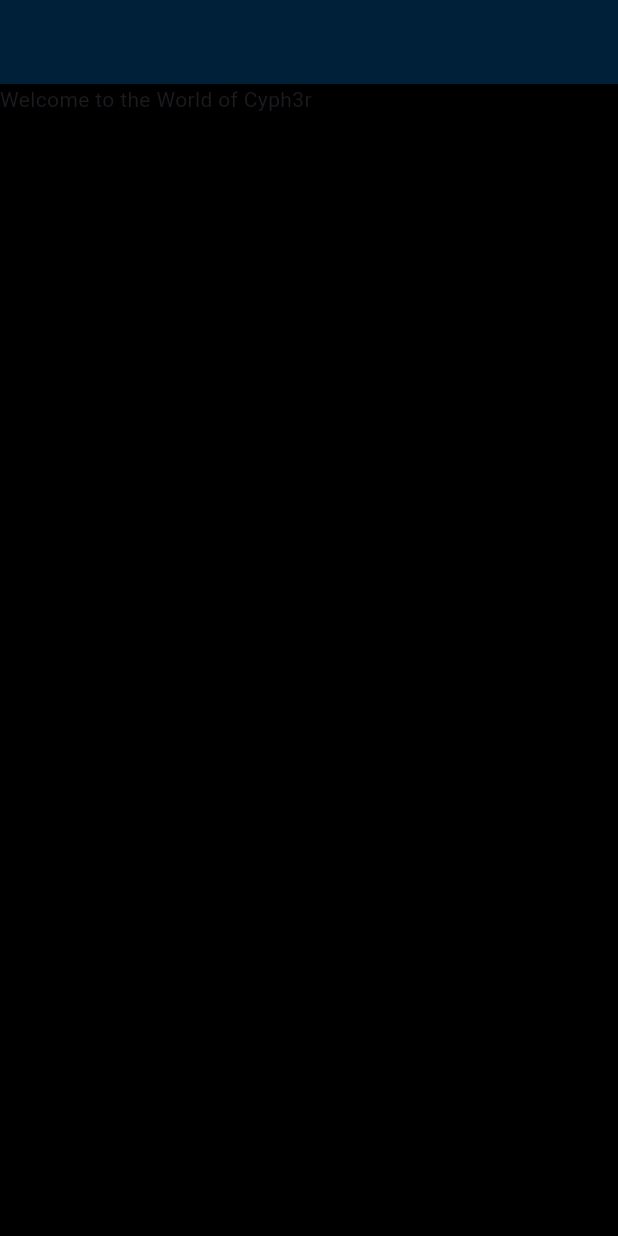
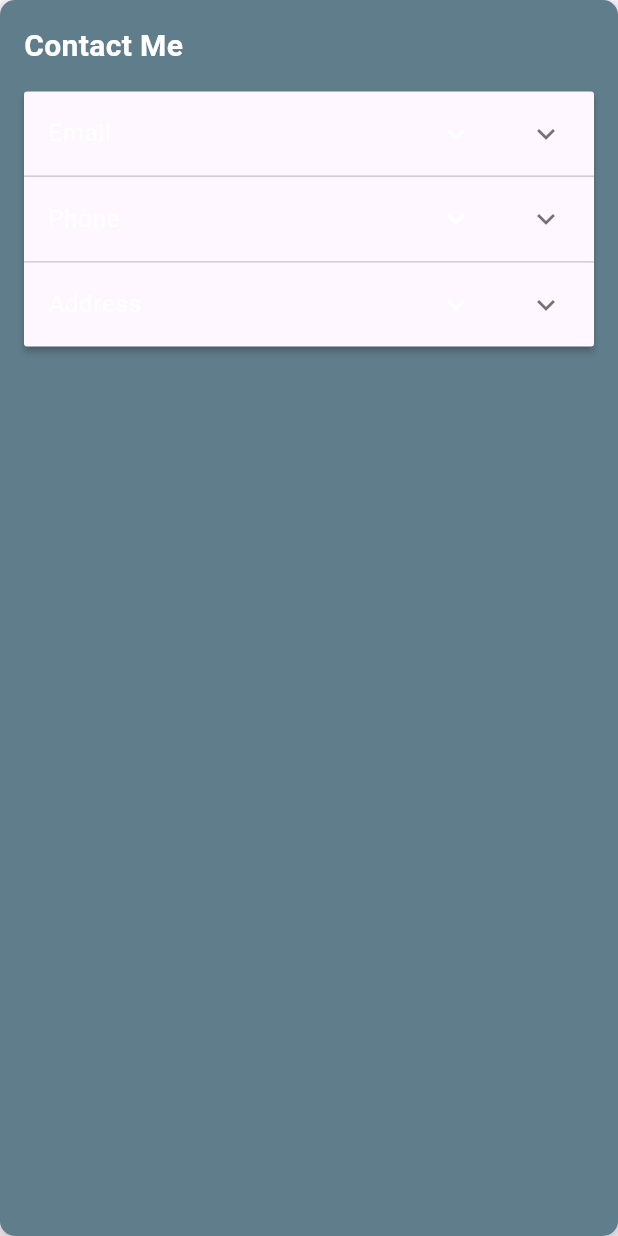
Before and after one commit to cyph3r-exe/SIH-LunArc, a Flutter app: the screen it shows after launch, on a phone screen of 412 x 824 dp. Run offline on Flutter 3.47's test engine with Material 3 defaults, Android fonts, the phone set to English and light mode, and no system bars.

Commit message:
more code

```diff
--- a/lib/main.dart
+++ b/lib/main.dart
@@ -11,7 +11,9 @@ class MyApp extends StatelessWidget {
   @override
   Widget build(BuildContext context) {
     return const MaterialApp(
-      title: 'Flutter Demo',
+      debugShowCheckedModeBanner: false,
+      title: 'Hydra Corps',
+
       home: StartHomePage(),
     );
   }
--- /dev/null
+++ b/lib/pages/contactform.dart
@@ -0,0 +1,158 @@
+import 'package:flutter/material.dart';
+
+class StartContactCard extends StatelessWidget {
+  const StartContactCard({super.key});
+
+  @override
+  Widget build(BuildContext context) {
+    return Scaffold(
+      body: const ContactMeCard(),
+    );
+  }
+}
+
+class ContactMeCard extends StatefulWidget {
+  const ContactMeCard({Key? key}) : super(key: key);
+
+  @override
+  _ContactMeCardState createState() => _ContactMeCardState();
+}
+
+class _ContactMeCardState extends State<ContactMeCard> {
+  bool _isEmailExpanded = false;
+  bool _isPhoneExpanded = false;
+  bool _isAddressExpanded = false;
+
+  void _toggleEmailExpansion() {
+    setState(() {
+      _isEmailExpanded = !_isEmailExpanded;
+    });
+  }
+
+  void _togglePhoneExpansion() {
+    setState(() {
+      _isPhoneExpanded = !_isPhoneExpanded;
+    });
+  }
+
+  void _toggleAddressExpansion() {
+    setState(() {
+      _isAddressExpanded = !_isAddressExpanded;
+    });
+  }
+
+  @override
+  Widget build(BuildContext context) {
+    return Container(
+      padding: const EdgeInsets.all(16.0),
+      decoration: BoxDecoration(
+        color: Colors.blueGrey,
+        borderRadius: BorderRadius.circular(10.0),
+        boxShadow: [
+          BoxShadow(
+            color: Colors.grey.withOpacity(0.5),
+            spreadRadius: 2,
+            blurRadius: 5,
+            offset: const Offset(0, 3),
+          ),
+        ],
+      ),
+      child: Column(
+        crossAxisAlignment: CrossAxisAlignment.start,
+        children: [
+          const Text(
+            'Contact Me',
+            style: TextStyle(
+              fontSize: 20,
+              fontWeight: FontWeight.bold,
+              color: Colors.white,
+            ),
+          ),
+          const SizedBox(height: 16.0),
+          ExpansionPanelList(
+            expansionCallback: (int index, bool isExpanded) {
+              if (index == 0) {
+                _toggleEmailExpansion();
+              } else if (index == 1) {
+                _togglePhoneExpansion();
+              } else {
+                _toggleAddressExpansion();
+              }
+            },
+            children: [
+              ExpansionPanel(
+                headerBuilder: (BuildContext context, bool isExpanded) {
+                  return ListTile(
+                    title: Text(
+                      'Email',
+                      style: TextStyle(color: Colors.white),
+                    ),
+                    trailing: Icon(
+                      isExpanded ? Icons.expand_less : Icons.expand_more,
+                      color: Colors.white,
+                    ),
+                  );
+                },
+                body: ListTile(
+                  title: Text(
+                    'your_email@example.com',
+                    style: TextStyle(
+                      color: Colors.white,
+                      decoration: TextDecoration.underline,
+                    ),
+                  ),
+                ),
+                isExpanded: _isEmailExpanded,
+              ),
+              ExpansionPanel(
+                headerBuilder: (BuildContext context, bool isExpanded) {
+                  return ListTile(
+                    title: Text(
+                      'Phone',
+                      style: TextStyle(color: Colors.white),
+                    ),
+                    trailing: Icon(
+                      isExpanded ? Icons.expand_less : Icons.expand_more,
+                      color: Colors.white,
+                    ),
+                  );
+                },
+                body: ListTile(
+                  title: Text(
+                    '+1234567890',
+                    style: TextStyle(
+                      color: Colors.white,
+                      decoration: TextDecoration.underline,
+                    ),
+                  ),
+                ),
+                isExpanded: _isPhoneExpanded,
+              ),
+              ExpansionPanel(
+                headerBuilder: (BuildContext context, bool isExpanded) {
+                  return ListTile(
+                    title: Text(
+                      'Address',
+                      style: TextStyle(color: Colors.white),
+                    ),
+                    trailing: Icon(
+                      isExpanded ? Icons.expand_less : Icons.expand_more,
+                      color: Colors.white,
+                    ),
+                  );
+                },
+                body: ListTile(
+                  title: Text(
+                    'Your Address',
+                    style: TextStyle(color: Colors.white),
+                  ),
+                ),
+                isExpanded: _isAddressExpanded,
+              ),
+            ],
+          ),
+        ],
+      ),
+    );
+  }
+}
```
Also changed, not shown: lib/pages/homepage.dart (+62 -6 lines).
